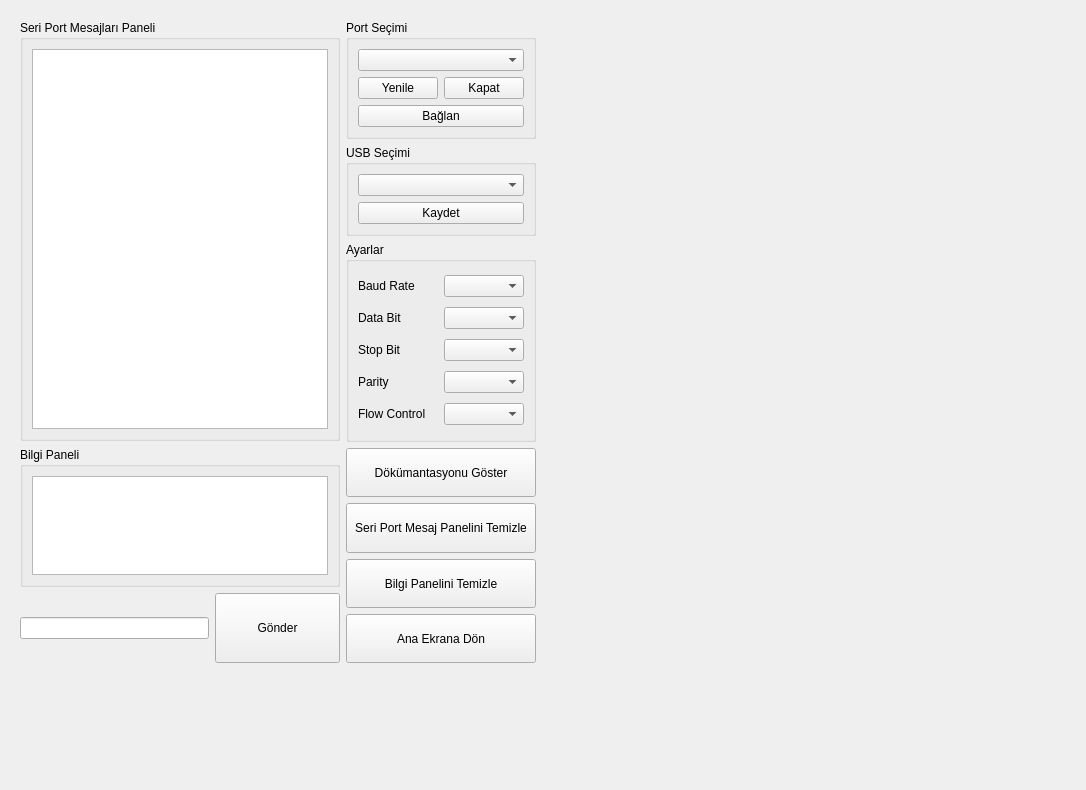
cihansenyuz/system_controller, file ui/log_alma_screen/log_alma_screen.ui: the form before one commit.
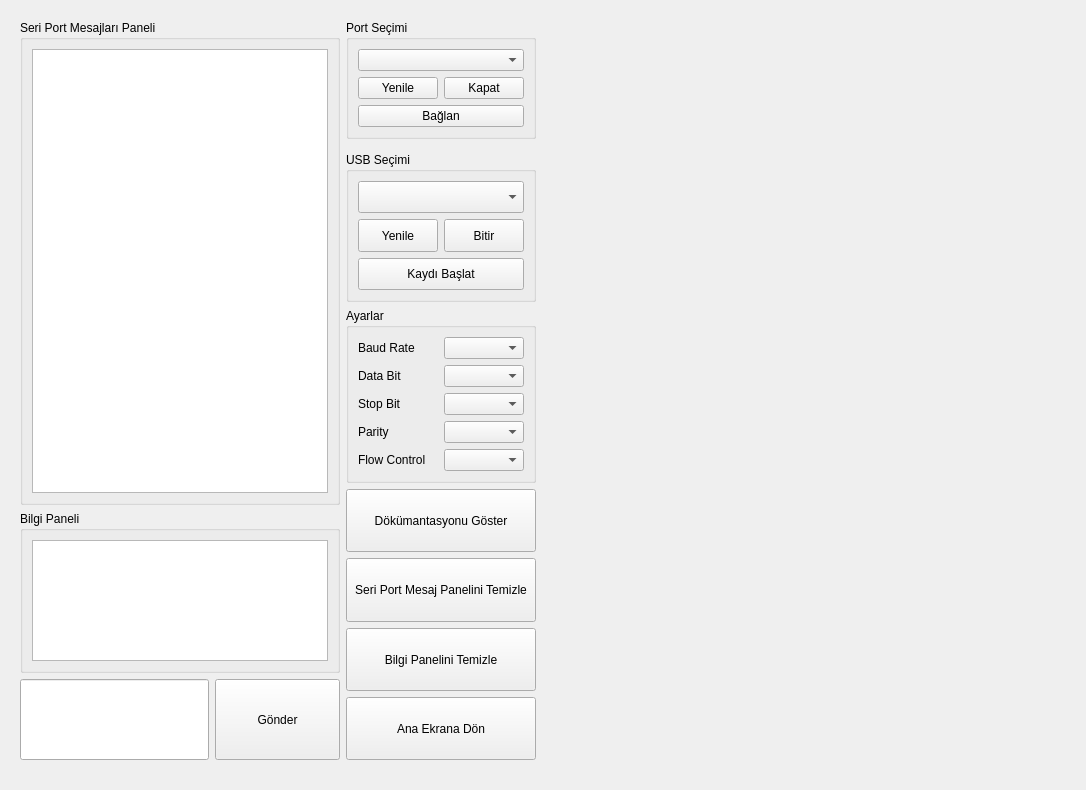
The form after the commit.

Commit message: add UI for usb log saving, and implement functionalities

What changed in the file:
```diff
--- a/ui/log_alma_screen/log_alma_screen.ui
+++ b/ui/log_alma_screen/log_alma_screen.ui
@@ -19,7 +19,7 @@
      <x>20</x>
      <y>20</y>
      <width>516</width>
-     <height>643</height>
+     <height>740</height>
     </rect>
    </property>
    <layout class="QHBoxLayout" name="horizontalLayout_17">
@@ -58,7 +58,14 @@
       <item>
        <layout class="QHBoxLayout" name="horizontalLayout_3">
         <item>
-         <widget class="QLineEdit" name="messageLine"/>
+         <widget class="QLineEdit" name="messageLine">
+          <property name="sizePolicy">
+           <sizepolicy hsizetype="Expanding" vsizetype="Minimum">
+            <horstretch>0</horstretch>
+            <verstretch>0</verstretch>
+           </sizepolicy>
+          </property>
+         </widget>
         </item>
         <item>
          <widget class="QPushButton" name="sendButton">
@@ -84,7 +91,7 @@
      </layout>
     </item>
     <item>
-     <layout class="QVBoxLayout" name="verticalLayout_3" stretch="2,0,2,1,1,1,1">
+     <layout class="QVBoxLayout" name="verticalLayout_3" stretch="2,2,2,1,1,1,1">
       <item alignment="Qt::AlignmentFlag::AlignTop">
        <widget class="QGroupBox" name="groupBox">
         <property name="enabled">
@@ -173,12 +180,64 @@
       </item>
       <item>
        <widget class="QGroupBox" name="groupBox_5">
+        <property name="sizePolicy">
+         <sizepolicy hsizetype="Preferred" vsizetype="Minimum">
+          <horstretch>0</horstretch>
+          <verstretch>0</verstretch>
+         </sizepolicy>
+        </property>
+        <property name="minimumSize">
+         <size>
+          <width>0</width>
+          <height>150</height>
+         </size>
+        </property>
         <property name="title">
          <string>USB Seçimi</string>
         </property>
         <layout class="QVBoxLayout" name="verticalLayout_7">
          <item>
-          <widget class="QComboBox" name="usbPortBox"/>
+          <widget class="QComboBox" name="usbPortBox">
+           <property name="sizePolicy">
+            <sizepolicy hsizetype="Preferred" vsizetype="Minimum">
+             <horstretch>0</horstretch>
+             <verstretch>0</verstretch>
+            </sizepolicy>
+           </property>
+          </widget>
+         </item>
+         <item>
+          <layout class="QHBoxLayout" name="horizontalLayout_9">
+           <property name="sizeConstraint">
+            <enum>QLayout::SizeConstraint::SetMinimumSize</enum>
+           </property>
+           <item>
+            <widget class="QPushButton" name="usbPortYenileButton">
+             <property name="sizePolicy">
+              <sizepolicy hsizetype="Minimum" vsizetype="Minimum">
+               <horstretch>0</horstretch>
+               <verstretch>0</verstretch>
+              </sizepolicy>
+             </property>
+             <property name="text">
+              <string>Yenile</string>
+             </property>
+            </widget>
+           </item>
+           <item>
+            <widget class="QPushButton" name="bitirButton">
+             <property name="sizePolicy">
+              <sizepolicy hsizetype="Minimum" vsizetype="Minimum">
+               <horstretch>0</horstretch>
+               <verstretch>0</verstretch>
+              </sizepolicy>
+             </property>
+             <property name="text">
+              <string>Bitir</string>
+             </property>
+            </widget>
+           </item>
+          </layout>
          </item>
          <item>
           <widget class="QPushButton" name="kaydetButton">
@@ -195,7 +254,7 @@
             </size>
            </property>
            <property name="text">
-            <string>Kaydet</string>
+            <string>Kaydı Başlat</string>
            </property>
           </widget>
          </item>
@@ -213,7 +272,7 @@
         <property name="minimumSize">
          <size>
           <width>0</width>
-          <height>200</height>
+          <height>0</height>
          </size>
         </property>
         <property name="title">
```
Left out of the diff: 2 changed lines with no effect on the pictures. The commit also changes 2 other files.
